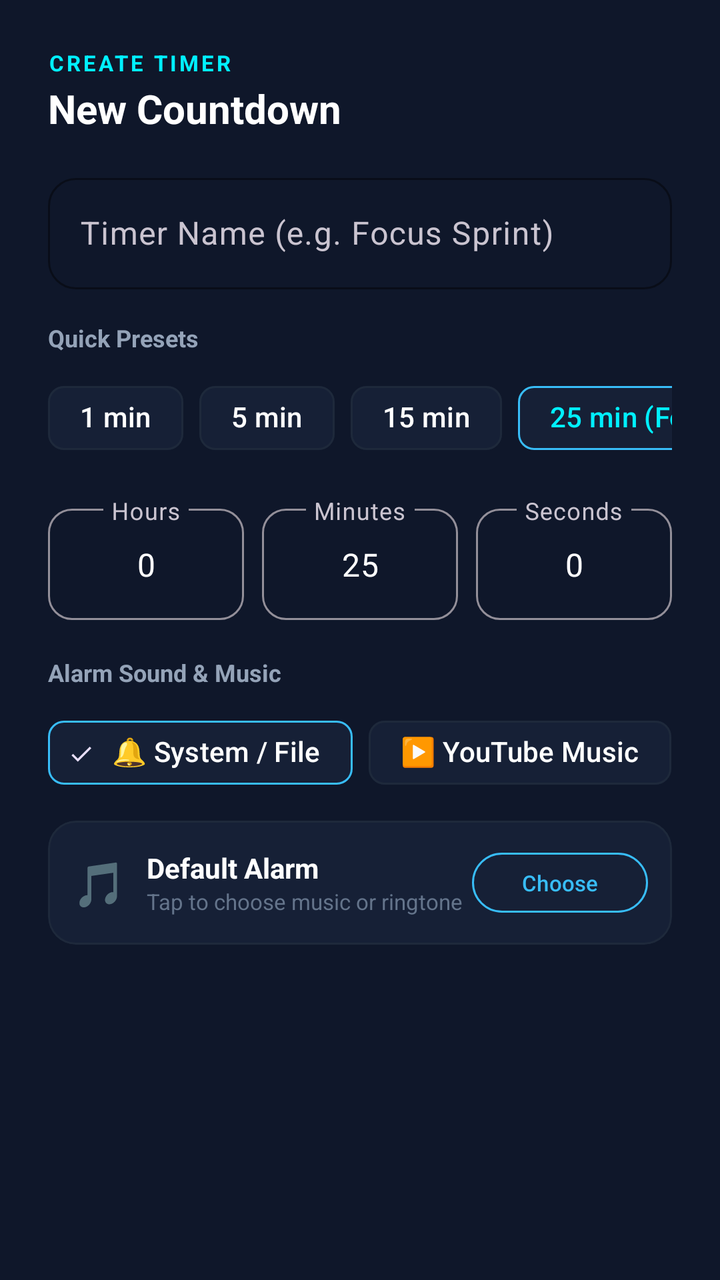
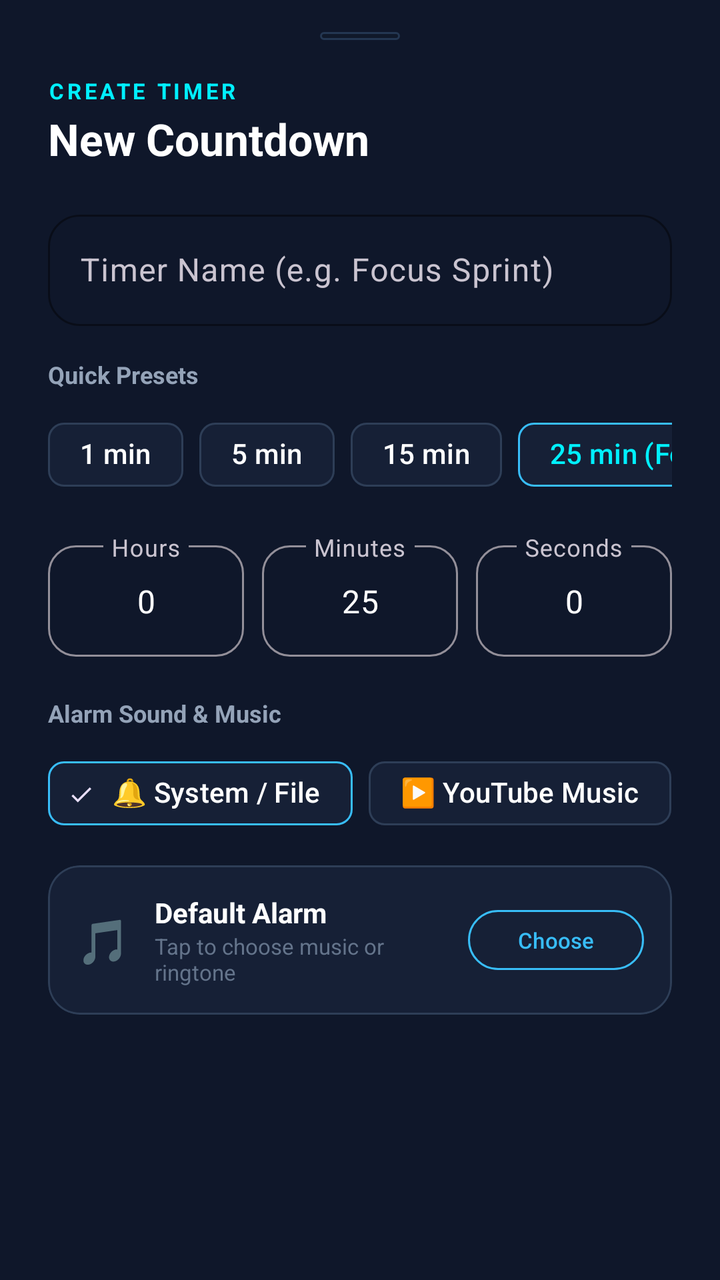

Screens rendered from an Android XML layout before and after an edit, with the pre-edit source and the edit as a unified diff.
<!-- AndroidManifest.xml: application theme Theme.MultiTimer -->
<!-- res/layout/dialog_add_timer.xml -->
<?xml version="1.0" encoding="utf-8"?>
<LinearLayout xmlns:android="http://schemas.android.com/apk/res/android"
    xmlns:app="http://schemas.android.com/apk/res-auto"
    android:layout_width="match_parent"
    android:layout_height="wrap_content"
    android:background="@color/surface_card"
    android:orientation="vertical"
    android:padding="24dp">

    <TextView
        android:layout_width="wrap_content"
        android:layout_height="wrap_content"
        android:text="CREATE TIMER"
        android:textColor="@color/primary_neon"
        android:textSize="11sp"
        android:letterSpacing="0.12"
        android:textStyle="bold" />

    <TextView
        android:layout_width="wrap_content"
        android:layout_height="wrap_content"
        android:layout_marginTop="2dp"
        android:layout_marginBottom="16dp"
        android:text="New Countdown"
        android:textColor="@color/text_main"
        android:textSize="20sp"
        android:textStyle="bold" />

    
    <com.google.android.material.textfield.TextInputLayout
        android:layout_width="match_parent"
        android:layout_height="wrap_content"
        android:layout_marginBottom="16dp"
        android:hint="Timer Name (e.g. Focus Sprint)"
        app:boxCornerRadiusBottomEnd="14dp"
        app:boxCornerRadiusBottomStart="14dp"
        app:boxCornerRadiusTopEnd="14dp"
        app:boxCornerRadiusTopStart="14dp"
        app:boxStrokeColor="@color/primary"
        app:hintTextColor="@color/primary">

        <com.google.android.material.textfield.TextInputEditText
            android:id="@+id/edit_timer_name"
            android:layout_width="match_parent"
            android:layout_height="wrap_content"
            android:inputType="textCapWords"
            android:textColor="@color/text_main" />
    </com.google.android.material.textfield.TextInputLayout>

    
    <TextView
        android:layout_width="wrap_content"
        android:layout_height="wrap_content"
        android:layout_marginBottom="8dp"
        android:text="Quick Presets"
        android:textColor="@color/text_sub"
        android:textSize="12sp"
        android:textStyle="bold" />

    
    <HorizontalScrollView
        android:layout_width="match_parent"
        android:layout_height="wrap_content"
        android:layout_marginBottom="16dp"
        android:scrollbars="none">

        <com.google.android.material.chip.ChipGroup
            android:id="@+id/chip_group_presets"
            android:layout_width="wrap_content"
            android:layout_height="wrap_content"
            app:singleLine="true">

            <com.google.android.material.chip.Chip
                android:id="@+id/chip_1m"
                style="@style/Widget.Material3.Chip.Suggestion"
                android:layout_width="wrap_content"
                android:layout_height="wrap_content"
                android:text="1 min"
                android:textColor="@color/text_main"
                app:chipBackgroundColor="@color/surface_card_inner"
                app:chipStrokeColor="@color/surface_card_stroke" />

            <com.google.android.material.chip.Chip
                android:id="@+id/chip_5m"
                style="@style/Widget.Material3.Chip.Suggestion"
                android:layout_width="wrap_content"
                android:layout_height="wrap_content"
                android:text="5 min"
                android:textColor="@color/text_main"
                app:chipBackgroundColor="@color/surface_card_inner"
                app:chipStrokeColor="@color/surface_card_stroke" />

            <com.google.android.material.chip.Chip
                android:id="@+id/chip_15m"
                style="@style/Widget.Material3.Chip.Suggestion"
                android:layout_width="wrap_content"
                android:layout_height="wrap_content"
                android:text="15 min"
                android:textColor="@color/text_main"
                app:chipBackgroundColor="@color/surface_card_inner"
                app:chipStrokeColor="@color/surface_card_stroke" />

            <com.google.android.material.chip.Chip
                android:id="@+id/chip_25m"
                style="@style/Widget.Material3.Chip.Suggestion"
                android:layout_width="wrap_content"
                android:layout_height="wrap_content"
                android:text="25 min (Focus)"
                android:textColor="@color/primary_neon"
                app:chipBackgroundColor="@color/surface_card_inner"
                app:chipStrokeColor="@color/primary" />

            <com.google.android.material.chip.Chip
                android:id="@+id/chip_45m"
                style="@style/Widget.Material3.Chip.Suggestion"
                android:layout_width="wrap_content"
                android:layout_height="wrap_content"
                android:text="45 min"
                android:textColor="@color/text_main"
                app:chipBackgroundColor="@color/surface_card_inner"
                app:chipStrokeColor="@color/surface_card_stroke" />

            <com.google.android.material.chip.Chip
                android:id="@+id/chip_60m"
                style="@style/Widget.Material3.Chip.Suggestion"
                android:layout_width="wrap_content"
                android:layout_height="wrap_content"
                android:text="60 min"
                android:textColor="@color/text_main"
                app:chipBackgroundColor="@color/surface_card_inner"
                app:chipStrokeColor="@color/surface_card_stroke" />
        </com.google.android.material.chip.ChipGroup>
    </HorizontalScrollView>

    
    <LinearLayout
        android:layout_width="match_parent"
        android:layout_height="wrap_content"
        android:baselineAligned="false"
        android:orientation="horizontal">

        <com.google.android.material.textfield.TextInputLayout
            android:layout_width="0dp"
            android:layout_height="wrap_content"
            android:layout_weight="1"
            android:layout_marginEnd="6dp"
            android:hint="Hours"
            app:boxCornerRadiusBottomEnd="12dp"
            app:boxCornerRadiusBottomStart="12dp"
            app:boxCornerRadiusTopEnd="12dp"
            app:boxCornerRadiusTopStart="12dp">

            <com.google.android.material.textfield.TextInputEditText
                android:id="@+id/edit_hours"
                android:layout_width="match_parent"
                android:layout_height="wrap_content"
                android:gravity="center"
                android:inputType="number"
                android:text="0"
                android:textColor="@color/text_main" />
        </com.google.android.material.textfield.TextInputLayout>

        <com.google.android.material.textfield.TextInputLayout
            android:layout_width="0dp"
            android:layout_height="wrap_content"
            android:layout_weight="1"
            android:layout_marginStart="3dp"
            android:layout_marginEnd="3dp"
            android:hint="Minutes"
            app:boxCornerRadiusBottomEnd="12dp"
            app:boxCornerRadiusBottomStart="12dp"
            app:boxCornerRadiusTopEnd="12dp"
            app:boxCornerRadiusTopStart="12dp">

            <com.google.android.material.textfield.TextInputEditText
                android:id="@+id/edit_minutes"
                android:layout_width="match_parent"
                android:layout_height="wrap_content"
                android:gravity="center"
                android:inputType="number"
                android:text="25"
                android:textColor="@color/text_main" />
        </com.google.android.material.textfield.TextInputLayout>

        <com.google.android.material.textfield.TextInputLayout
            android:layout_width="0dp"
            android:layout_height="wrap_content"
            android:layout_weight="1"
            android:layout_marginStart="6dp"
            android:hint="Seconds"
            app:boxCornerRadiusBottomEnd="12dp"
            app:boxCornerRadiusBottomStart="12dp"
            app:boxCornerRadiusTopEnd="12dp"
            app:boxCornerRadiusTopStart="12dp">

            <com.google.android.material.textfield.TextInputEditText
                android:id="@+id/edit_seconds"
                android:layout_width="match_parent"
                android:layout_height="wrap_content"
                android:gravity="center"
                android:inputType="number"
                android:text="0"
                android:textColor="@color/text_main" />
        </com.google.android.material.textfield.TextInputLayout>

    </LinearLayout>

    
    <TextView
        android:layout_width="wrap_content"
        android:layout_height="wrap_content"
        android:layout_marginTop="18dp"
        android:layout_marginBottom="8dp"
        android:text="Alarm Sound &amp; Music"
        android:textColor="@color/text_sub"
        android:textSize="12sp"
        android:textStyle="bold" />

    
    <com.google.android.material.chip.ChipGroup
        android:id="@+id/chip_group_audio_type"
        android:layout_width="match_parent"
        android:layout_height="wrap_content"
        android:layout_marginBottom="10dp"
        app:singleSelection="true">

        <com.google.android.material.chip.Chip
            android:id="@+id/chip_type_system"
            style="@style/Widget.Material3.Chip.Filter"
            android:layout_width="wrap_content"
            android:layout_height="wrap_content"
            android:checked="true"
            android:text="🔔 System / File"
            android:textColor="@color/text_main"
            app:chipBackgroundColor="@color/surface_card_inner"
            app:chipStrokeColor="@color/primary" />

        <com.google.android.material.chip.Chip
            android:id="@+id/chip_type_youtube"
            style="@style/Widget.Material3.Chip.Filter"
            android:layout_width="wrap_content"
            android:layout_height="wrap_content"
            android:checked="false"
            android:text="▶️ YouTube Music"
            android:textColor="@color/text_main"
            app:chipBackgroundColor="@color/surface_card_inner"
            app:chipStrokeColor="@color/surface_card_stroke" />
    </com.google.android.material.chip.ChipGroup>

    
    <com.google.android.material.card.MaterialCardView
        android:id="@+id/card_select_sound"
        android:layout_width="match_parent"
        android:layout_height="wrap_content"
        app:cardBackgroundColor="@color/surface_card_inner"
        app:cardCornerRadius="14dp"
        app:cardElevation="0dp"
        app:strokeColor="@color/surface_card_stroke"
        app:strokeWidth="1dp">

        <LinearLayout
            android:layout_width="match_parent"
            android:layout_height="wrap_content"
            android:gravity="center_vertical"
            android:orientation="horizontal"
            android:padding="12dp">

            <TextView
                android:layout_width="wrap_content"
                android:layout_height="wrap_content"
                android:text="🎵"
                android:textSize="22sp"
                android:layout_marginEnd="10dp" />

            <LinearLayout
                android:layout_width="0dp"
                android:layout_height="wrap_content"
                android:layout_weight="1"
                android:orientation="vertical">

                <TextView
                    android:id="@+id/text_selected_sound"
                    android:layout_width="wrap_content"
                    android:layout_height="wrap_content"
                    android:ellipsize="end"
                    android:maxLines="1"
                    android:text="Default Alarm"
                    android:textColor="@color/text_main"
                    android:textSize="14sp"
                    android:textStyle="bold" />

                <TextView
                    android:layout_width="wrap_content"
                    android:layout_height="wrap_content"
                    android:text="Tap to choose music or ringtone"
                    android:textColor="@color/text_muted"
                    android:textSize="11sp" />
            </LinearLayout>

            <com.google.android.material.button.MaterialButton
                android:id="@+id/btn_choose_sound"
                style="?attr/materialButtonOutlinedStyle"
                android:layout_width="wrap_content"
                android:layout_height="38dp"
                android:text="Choose"
                android:textColor="@color/primary"
                android:textSize="11sp"
                app:cornerRadius="19dp"
                app:strokeColor="@color/primary" />
        </LinearLayout>
    </com.google.android.material.card.MaterialCardView>

    
    <LinearLayout
        android:id="@+id/layout_youtube_music"
        android:layout_width="match_parent"
        android:layout_height="wrap_content"
        android:orientation="vertical"
        android:visibility="gone">

        <com.google.android.material.textfield.TextInputLayout
            android:layout_width="match_parent"
            android:layout_height="wrap_content"
            android:hint="Song Name, Artist or music.youtube.com URL"
            app:boxCornerRadiusBottomEnd="14dp"
            app:boxCornerRadiusBottomStart="14dp"
            app:boxCornerRadiusTopEnd="14dp"
            app:boxCornerRadiusTopStart="14dp"
            app:boxStrokeColor="@color/yt_red_glow"
            app:hintTextColor="@color/yt_red_glow">

            <com.google.android.material.textfield.TextInputEditText
                android:id="@+id/edit_youtube_query"
                android:layout_width="match_parent"
                android:layout_height="wrap_content"
                android:inputType="textUri|text"
                android:text="Lo-Fi Beats to Relax/Study to"
                android:textColor="@color/text_main"
                android:textSize="14sp" />
        </com.google.android.material.textfield.TextInputLayout>

        
        <HorizontalScrollView
            android:layout_width="match_parent"
            android:layout_height="wrap_content"
            android:layout_marginTop="8dp"
            android:scrollbars="none">

            <com.google.android.material.chip.ChipGroup
                android:id="@+id/chip_group_yt_presets"
                android:layout_width="wrap_content"
                android:layout_height="wrap_content"
                app:singleLine="true">

                <com.google.android.material.chip.Chip
                    android:id="@+id/chip_yt_lofi"
                    style="@style/Widget.Material3.Chip.Suggestion"
                    android:layout_width="wrap_content"
                    android:layout_height="wrap_content"
                    android:text="🎧 Lo-Fi Chill"
                    android:textColor="@color/text_main"
                    app:chipBackgroundColor="@color/surface_card_inner"
                    app:chipStrokeColor="@color/surface_card_stroke" />

                <com.google.android.material.chip.Chip
                    android:id="@+id/chip_yt_hype"
                    style="@style/Widget.Material3.Chip.Suggestion"
                    android:layout_width="wrap_content"
                    android:layout_height="wrap_content"
                    android:text="⚡ Workout Hype"
                    android:textColor="@color/text_main"
                    app:chipBackgroundColor="@color/surface_card_inner"
                    app:chipStrokeColor="@color/surface_card_stroke" />

                <com.google.android.material.chip.Chip
                    android:id="@+id/chip_yt_ambient"
                    style="@style/Widget.Material3.Chip.Suggestion"
                    android:layout_width="wrap_content"
                    android:layout_height="wrap_content"
                    android:text="☕ Morning Ambient"
                    android:textColor="@color/text_main"
                    app:chipBackgroundColor="@color/surface_card_inner"
                    app:chipStrokeColor="@color/surface_card_stroke" />

                <com.google.android.material.chip.Chip
                    android:id="@+id/chip_yt_synth"
                    style="@style/Widget.Material3.Chip.Suggestion"
                    android:layout_width="wrap_content"
                    android:layout_height="wrap_content"
                    android:text="🌌 Synthwave Focus"
                    android:textColor="@color/text_main"
                    app:chipBackgroundColor="@color/surface_card_inner"
                    app:chipStrokeColor="@color/surface_card_stroke" />
            </com.google.android.material.chip.ChipGroup>
        </HorizontalScrollView>

        <TextView
            android:layout_width="wrap_content"
            android:layout_height="wrap_content"
            android:layout_marginTop="6dp"
            android:text="▶️ YouTube Music opens and plays this track when the timer finishes."
            android:textColor="@color/text_muted"
            android:textSize="11sp" />
    </LinearLayout>

</LinearLayout>
<!-- resources referenced by this layout -->
<resources>
  <color name="primary">#38BDF8</color>
  <color name="primary_neon">#00F0FF</color>
  <color name="surface_card">#0F172A</color>
  <color name="surface_card_inner">#162036</color>
  <color name="surface_card_stroke">#1E293B</color>
  <color name="text_main">#FFFFFF</color>
  <color name="text_muted">#64748B</color>
  <color name="text_sub">#94A3B8</color>
  <color name="yt_red_glow">#FF334B</color>
  <style name="Theme.MultiTimer" parent="Theme.Material3.Dark.NoActionBar">
          <item name="colorPrimary">@color/primary</item>
          <item name="colorSecondary">@color/accent</item>
          <item name="android:statusBarColor">@color/bg_dark</item>
          <item name="android:windowBackground">@color/bg_dark</item>
      </style>
  <color name="accent">#10B981</color>
  <color name="bg_dark">#06090E</color>
</resources>

<!-- the commit's change to res/layout/dialog_add_timer.xml (unified diff, before → after) -->
@@ -5,7 +5,18 @@
     android:layout_height="wrap_content"
     android:background="@color/surface_card"
     android:orientation="vertical"
-    android:padding="24dp">
+    android:paddingStart="24dp"
+    android:paddingTop="16dp"
+    android:paddingEnd="24dp"
+    android:paddingBottom="24dp">
+
+    
+    <FrameLayout
+        android:layout_width="40dp"
+        android:layout_height="4dp"
+        android:layout_gravity="center_horizontal"
+        android:layout_marginBottom="18dp"
+        android:background="@drawable/btn_strategy_bg" />
 
     <TextView
         android:layout_width="wrap_content"
@@ -13,17 +24,17 @@
         android:text="CREATE TIMER"
         android:textColor="@color/primary_neon"
         android:textSize="11sp"
-        android:letterSpacing="0.12"
+        android:letterSpacing="0.14"
         android:textStyle="bold" />
 
     <TextView
         android:layout_width="wrap_content"
         android:layout_height="wrap_content"
         android:layout_marginTop="2dp"
-        android:layout_marginBottom="16dp"
+        android:layout_marginBottom="18dp"
         android:text="New Countdown"
         android:textColor="@color/text_main"
-        android:textSize="20sp"
+        android:textSize="22sp"
         android:textStyle="bold" />
 
     
@@ -32,10 +43,10 @@
         android:layout_height="wrap_content"
         android:layout_marginBottom="16dp"
         android:hint="Timer Name (e.g. Focus Sprint)"
-        app:boxCornerRadiusBottomEnd="14dp"
-        app:boxCornerRadiusBottomStart="14dp"
-        app:boxCornerRadiusTopEnd="14dp"
-        app:boxCornerRadiusTopStart="14dp"
+        app:boxCornerRadiusBottomEnd="16dp"
+        app:boxCornerRadiusBottomStart="16dp"
+        app:boxCornerRadiusTopEnd="16dp"
+        app:boxCornerRadiusTopStart="16dp"
         app:boxStrokeColor="@color/primary"
         app:hintTextColor="@color/primary">
 
@@ -78,7 +89,7 @@
                 android:text="1 min"
                 android:textColor="@color/text_main"
                 app:chipBackgroundColor="@color/surface_card_inner"
-                app:chipStrokeColor="@color/surface_card_stroke" />
+                app:chipStrokeColor="@color/surface_card_stroke_bright" />
 
             <com.google.android.material.chip.Chip
                 android:id="@+id/chip_5m"
@@ -88,7 +99,7 @@
                 android:text="5 min"
                 android:textColor="@color/text_main"
                 app:chipBackgroundColor="@color/surface_card_inner"
-                app:chipStrokeColor="@color/surface_card_stroke" />
+                app:chipStrokeColor="@color/surface_card_stroke_bright" />
 
             <com.google.android.material.chip.Chip
                 android:id="@+id/chip_15m"
@@ -98,7 +109,7 @@
                 android:text="15 min"
                 android:textColor="@color/text_main"
                 app:chipBackgroundColor="@color/surface_card_inner"
-                app:chipStrokeColor="@color/surface_card_stroke" />
+                app:chipStrokeColor="@color/surface_card_stroke_bright" />
 
             <com.google.android.material.chip.Chip
                 android:id="@+id/chip_25m"
@@ -118,7 +129,7 @@
                 android:text="45 min"
                 android:textColor="@color/text_main"
                 app:chipBackgroundColor="@color/surface_card_inner"
-                app:chipStrokeColor="@color/surface_card_stroke" />
+                app:chipStrokeColor="@color/surface_card_stroke_bright" />
 
             <com.google.android.material.chip.Chip
                 android:id="@+id/chip_60m"
@@ -128,7 +139,7 @@
                 android:text="60 min"
                 android:textColor="@color/text_main"
                 app:chipBackgroundColor="@color/surface_card_inner"
-                app:chipStrokeColor="@color/surface_card_stroke" />
+                app:chipStrokeColor="@color/surface_card_stroke_bright" />
         </com.google.android.material.chip.ChipGroup>
     </HorizontalScrollView>
 
@@ -145,10 +156,10 @@
             android:layout_weight="1"
             android:layout_marginEnd="6dp"
             android:hint="Hours"
-            app:boxCornerRadiusBottomEnd="12dp"
-            app:boxCornerRadiusBottomStart="12dp"
-            app:boxCornerRadiusTopEnd="12dp"
-            app:boxCornerRadiusTopStart="12dp">
+            app:boxCornerRadiusBottomEnd="14dp"
+            app:boxCornerRadiusBottomStart="14dp"
+            app:boxCornerRadiusTopEnd="14dp"
+            app:boxCornerRadiusTopStart="14dp">
 
             <com.google.android.material.textfield.TextInputEditText
                 android:id="@+id/edit_hours"
@@ -167,10 +178,10 @@
             android:layout_marginStart="3dp"
             android:layout_marginEnd="3dp"
             android:hint="Minutes"
-            app:boxCornerRadiusBottomEnd="12dp"
-            app:boxCornerRadiusBottomStart="12dp"
-            app:boxCornerRadiusTopEnd="12dp"
-            app:boxCornerRadiusTopStart="12dp">
+            app:boxCornerRadiusBottomEnd="14dp"
+            app:boxCornerRadiusBottomStart="14dp"
+            app:boxCornerRadiusTopEnd="14dp"
+            app:boxCornerRadiusTopStart="14dp">
 
             <com.google.android.material.textfield.TextInputEditText
                 android:id="@+id/edit_minutes"
@@ -188,10 +199,10 @@
             android:layout_weight="1"
             android:layout_marginStart="6dp"
             android:hint="Seconds"
-            app:boxCornerRadiusBottomEnd="12dp"
-            app:boxCornerRadiusBottomStart="12dp"
-            app:boxCornerRadiusTopEnd="12dp"
-            app:boxCornerRadiusTopStart="12dp">
+            app:boxCornerRadiusBottomEnd="14dp"
+            app:boxCornerRadiusBottomStart="14dp"
+            app:boxCornerRadiusTopEnd="14dp"
+            app:boxCornerRadiusTopStart="14dp">
 
             <com.google.android.material.textfield.TextInputEditText
                 android:id="@+id/edit_seconds"
@@ -202,14 +213,13 @@
                 android:text="0"
                 android:textColor="@color/text_main" />
         </com.google.android.material.textfield.TextInputLayout>
-
     </LinearLayout>
 
     
     <TextView
         android:layout_width="wrap_content"
         android:layout_height="wrap_content"
-        android:layout_marginTop="18dp"
+        android:layout_marginTop="20dp"
         android:layout_marginBottom="8dp"
         android:text="Alarm Sound &amp; Music"
         android:textColor="@color/text_sub"
@@ -221,7 +231,7 @@
         android:id="@+id/chip_group_audio_type"
         android:layout_width="match_parent"
         android:layout_height="wrap_content"
-        android:layout_marginBottom="10dp"
+        android:layout_marginBottom="12dp"
         app:singleSelection="true">
 
         <com.google.android.material.chip.Chip
@@ -244,7 +254,7 @@
             android:text="▶️ YouTube Music"
             android:textColor="@color/text_main"
             app:chipBackgroundColor="@color/surface_card_inner"
-            app:chipStrokeColor="@color/surface_card_stroke" />
+            app:chipStrokeColor="@color/surface_card_stroke_bright" />
     </com.google.android.material.chip.ChipGroup>
 
     
@@ -253,9 +263,9 @@
         android:layout_width="match_parent"
         android:layout_height="wrap_content"
         app:cardBackgroundColor="@color/surface_card_inner"
-        app:cardCornerRadius="14dp"
+        app:cardCornerRadius="16dp"
         app:cardElevation="0dp"
-        app:strokeColor="@color/surface_card_stroke"
+        app:strokeColor="@color/surface_card_stroke_bright"
         app:strokeWidth="1dp">
 
         <LinearLayout
@@ -263,14 +273,14 @@
             android:layout_height="wrap_content"
             android:gravity="center_vertical"
             android:orientation="horizontal"
-            android:padding="12dp">
+            android:padding="14dp">
 
             <TextView
                 android:layout_width="wrap_content"
                 android:layout_height="wrap_content"
                 android:text="🎵"
                 android:textSize="22sp"
-                android:layout_marginEnd="10dp" />
+                android:layout_marginEnd="12dp" />
 
             <LinearLayout
                 android:layout_width="0dp"
@@ -322,10 +332,10 @@
             android:layout_width="match_parent"
             android:layout_height="wrap_content"
             android:hint="Song Name, Artist or music.youtube.com URL"
-            app:boxCornerRadiusBottomEnd="14dp"
-            app:boxCornerRadiusBottomStart="14dp"
-            app:boxCornerRadiusTopEnd="14dp"
-            app:boxCornerRadiusTopStart="14dp"
+            app:boxCornerRadiusBottomEnd="16dp"
+            app:boxCornerRadiusBottomStart="16dp"
+            app:boxCornerRadiusTopEnd="16dp"
+            app:boxCornerRadiusTopStart="16dp"
             app:boxStrokeColor="@color/yt_red_glow"
             app:hintTextColor="@color/yt_red_glow">
 
@@ -343,7 +353,7 @@
         <HorizontalScrollView
             android:layout_width="match_parent"
             android:layout_height="wrap_content"
-            android:layout_marginTop="8dp"
+            android:layout_marginTop="10dp"
             android:scrollbars="none">
 
             <com.google.android.material.chip.ChipGroup
@@ -360,7 +370,7 @@
                     android:text="🎧 Lo-Fi Chill"
                     android:textColor="@color/text_main"
                     app:chipBackgroundColor="@color/surface_card_inner"
-                    app:chipStrokeColor="@color/surface_card_stroke" />
+                    app:chipStrokeColor="@color/surface_card_stroke_bright" />
 
                 <com.google.android.material.chip.Chip
                     android:id="@+id/chip_yt_hype"
@@ -370,7 +380,7 @@
                     android:text="⚡ Workout Hype"
                     android:textColor="@color/text_main"
                     app:chipBackgroundColor="@color/surface_card_inner"
-                    app:chipStrokeColor="@color/surface_card_stroke" />
+                    app:chipStrokeColor="@color/surface_card_stroke_bright" />
 
                 <com.google.android.material.chip.Chip
                     android:id="@+id/chip_yt_ambient"
@@ -380,7 +390,7 @@
                     android:text="☕ Morning Ambient"
                     android:textColor="@color/text_main"
                     app:chipBackgroundColor="@color/surface_card_inner"
-                    app:chipStrokeColor="@color/surface_card_stroke" />
+                    app:chipStrokeColor="@color/surface_card_stroke_bright" />
 
                 <com.google.android.material.chip.Chip
                     android:id="@+id/chip_yt_synth"
@@ -390,15 +400,15 @@
                     android:text="🌌 Synthwave Focus"
                     android:textColor="@color/text_main"
                     app:chipBackgroundColor="@color/surface_card_inner"
-                    app:chipStrokeColor="@color/surface_card_stroke" />
+                    app:chipStrokeColor="@color/surface_card_stroke_bright" />
             </com.google.android.material.chip.ChipGroup>
         </HorizontalScrollView>
 
         <TextView
             android:layout_width="wrap_content"
             android:layout_height="wrap_content"
-            android:layout_marginTop="6dp"
-            android:text="▶️ YouTube Music opens and plays this track when the timer finishes."
+            android:layout_marginTop="8dp"
+            android:text="▶️ YouTube Music opens and plays this track when the countdown completes."
             android:textColor="@color/text_muted"
             android:textSize="11sp" />
     </LinearLayout>
<!-- resource entries referenced after the edit -->
@@ -4,11 +4,21 @@
   <color name="primary_neon">#00F0FF</color>
   <color name="surface_card">#0F172A</color>
   <color name="surface_card_inner">#162036</color>
-  <color name="surface_card_stroke">#1E293B</color>
+  <color name="surface_card_stroke_bright">#2E3E57</color>
   <color name="text_main">#FFFFFF</color>
   <color name="text_muted">#64748B</color>
   <color name="text_sub">#94A3B8</color>
   <color name="yt_red_glow">#FF334B</color>
+  <!-- drawable btn_strategy_bg (drawable) -->
+  <?xml version="1.0" encoding="utf-8"?>
+  <shape xmlns:android="http://schemas.android.com/apk/res/android"
+      android:shape="rectangle">
+      <solid android:color="#10192A" />
+      <corners android:radius="14dp" />
+      <stroke
+          android:width="1dp"
+          android:color="#243752" />
+  </shape>
   <style name="Theme.MultiTimer" parent="Theme.Material3.Dark.NoActionBar">
           <item name="colorPrimary">@color/primary</item>
           <item name="colorSecondary">@color/accent</item>
